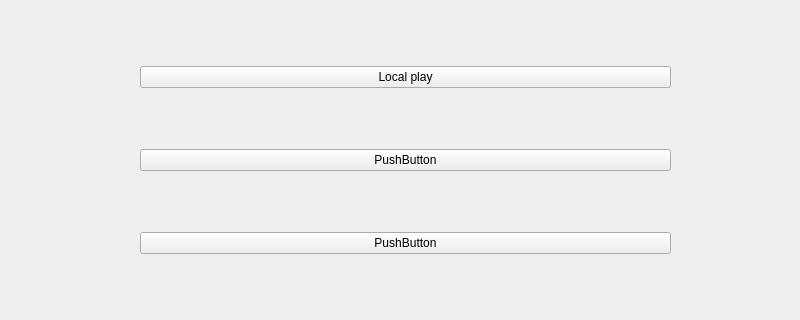
The window that mainmenu.ui (andricmitrovic/02-the-mill-game) describes before a commit, drawn with Qt 5; both pictures show x 0 to 800 and y 119 to 439 of the 800 by 600 pixel window.
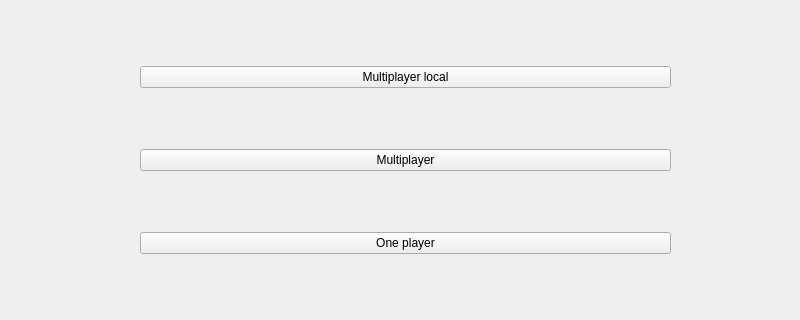
The same window after the commit.

Commit message: Added Multiplayer menu

```diff
--- a/mainmenu.ui
+++ b/mainmenu.ui
@@ -27,21 +27,21 @@
      <item>
       <widget class="QPushButton" name="localPlayBtn">
        <property name="text">
-        <string>Local play</string>
+        <string>Multiplayer local</string>
        </property>
       </widget>
      </item>
      <item>
       <widget class="QPushButton" name="pushButton_2">
        <property name="text">
-        <string>PushButton</string>
+        <string>Multiplayer</string>
        </property>
       </widget>
      </item>
      <item>
       <widget class="QPushButton" name="pushButton_3">
        <property name="text">
-        <string>PushButton</string>
+        <string>One player</string>
        </property>
       </widget>
      </item>
```
Left out of the diff: 4 changed lines with no effect on the pictures. The commit also changes 14 other files.
